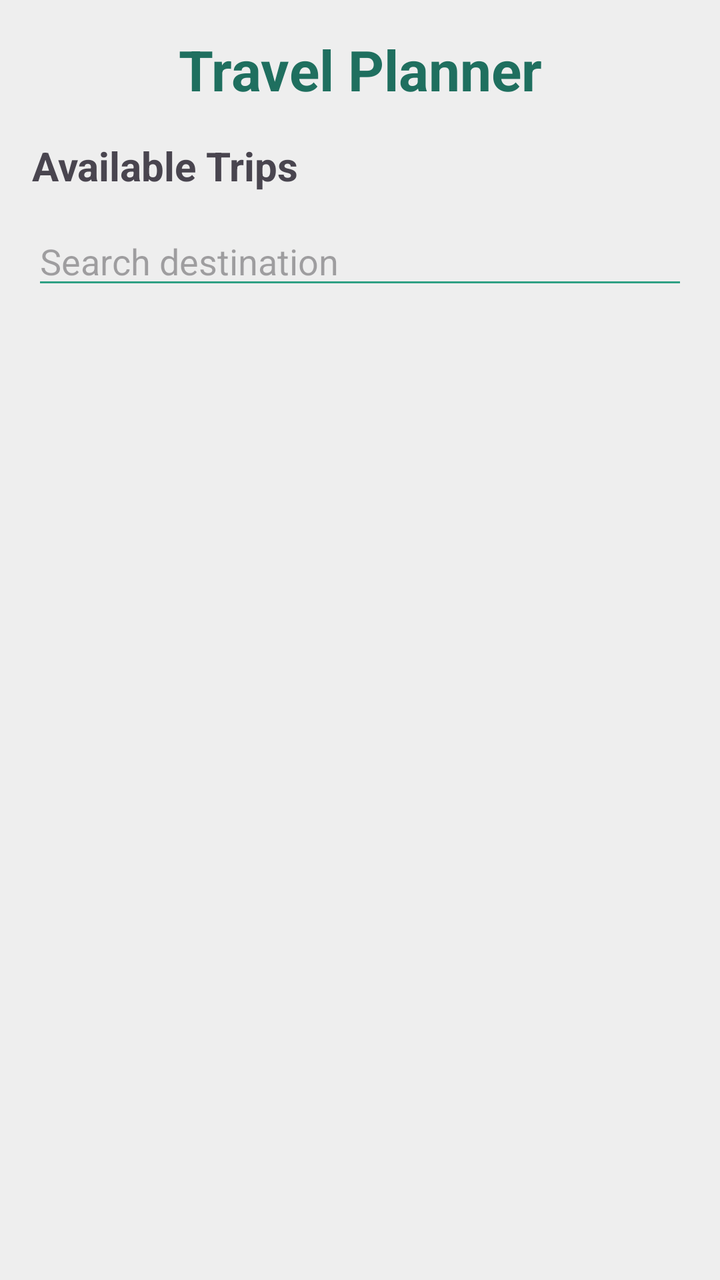
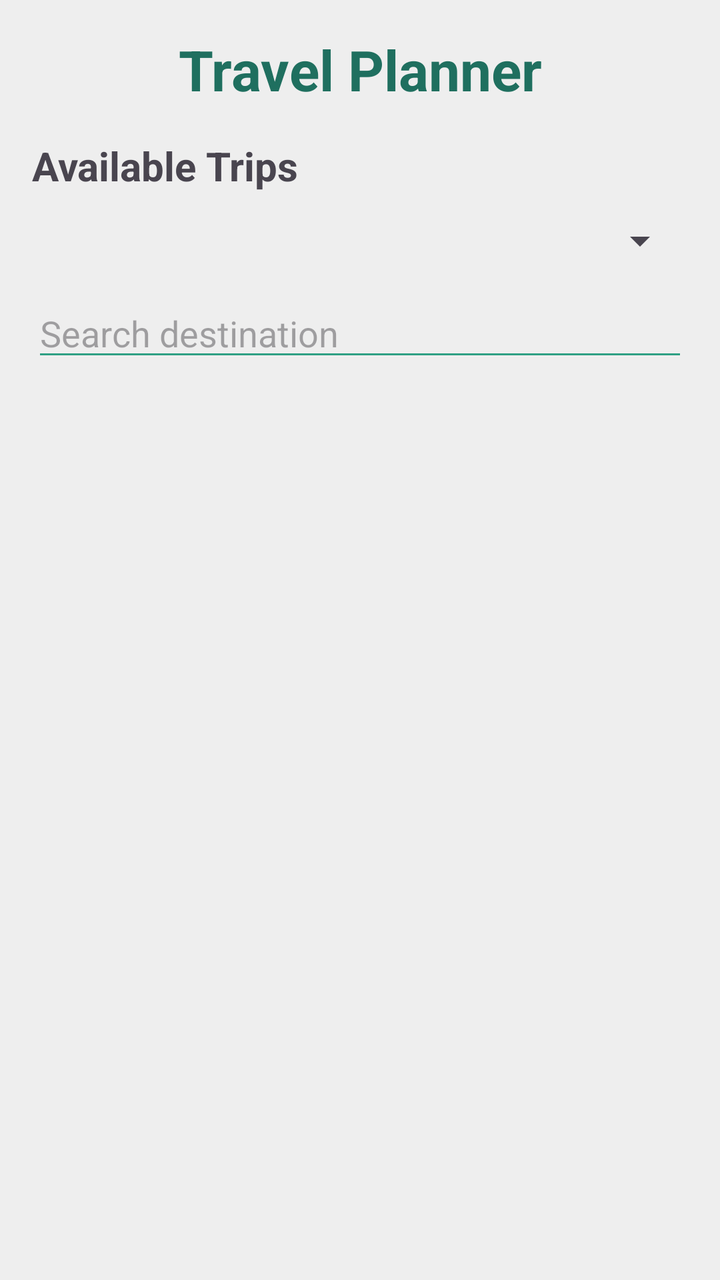

Screens rendered from an Android XML layout before and after an edit, with the pre-edit source and the edit as a unified diff.
<!-- AndroidManifest.xml: application theme Theme.Travelplanner -->
<!-- res/layout/activity_home.xml -->
<?xml version="1.0" encoding="utf-8"?>
<androidx.constraintlayout.widget.ConstraintLayout
    xmlns:android="http://schemas.android.com/apk/res/android"
    xmlns:app="http://schemas.android.com/apk/res-auto"
    android:id="@+id/main"
    android:layout_width="match_parent"
    android:layout_height="match_parent"
    android:background="@color/background_color"
    android:padding="16dp">

    <TextView
        android:id="@+id/txtTitle"
        android:layout_width="wrap_content"
        android:layout_height="wrap_content"
        android:text="Travel Planner"
        android:textColor="@color/primary_dark"
        android:textSize="28sp"
        android:textStyle="bold"
        app:layout_constraintTop_toTopOf="parent"
        app:layout_constraintStart_toStartOf="parent"
        app:layout_constraintEnd_toEndOf="parent" />

    <TextView
        android:id="@+id/txtTripsTitle"
        android:layout_width="wrap_content"
        android:layout_height="wrap_content"
        android:layout_marginTop="16dp"
        android:text="Available Trips"
        android:textSize="20sp"
        android:textStyle="bold"
        app:layout_constraintTop_toBottomOf="@id/txtTitle"
        app:layout_constraintStart_toStartOf="parent" />

    <EditText
        android:id="@+id/etSearch"
        android:layout_width="0dp"
        android:layout_height="wrap_content"
        android:layout_marginTop="12dp"
        android:hint="Search destination"
        android:backgroundTint="@color/primary_color"
        android:inputType="text"
        app:layout_constraintTop_toBottomOf="@id/txtTripsTitle"
        app:layout_constraintStart_toStartOf="parent"
        app:layout_constraintEnd_toEndOf="parent" />

    <androidx.recyclerview.widget.RecyclerView
        android:id="@+id/recyclerTrips"
        android:layout_width="0dp"
        android:layout_height="0dp"
        android:layout_marginTop="12dp"
        app:layout_constraintTop_toBottomOf="@id/etSearch"
        app:layout_constraintBottom_toBottomOf="parent"
        app:layout_constraintStart_toStartOf="parent"
        app:layout_constraintEnd_toEndOf="parent" />

</androidx.constraintlayout.widget.ConstraintLayout>
<!-- resources referenced by this layout -->
<resources>
  <color name="background_color">#EEEEEE</color>
  <color name="primary_color">#2FA084</color>
  <color name="primary_dark">#1F6F5F</color>
  <style name="Theme.Travelplanner" parent="Base.Theme.Travelplanner" />
  <style name="Base.Theme.Travelplanner" parent="Theme.Material3.DayNight.NoActionBar">
  
          <item name="colorPrimary">@color/primary_color</item>
          <item name="colorSecondary">@color/accent_color</item>
  
      </style>
  <color name="accent_color">#6FCF97</color>
</resources>

<!-- the commit's change to res/layout/activity_home.xml (unified diff, before → after) -->
@@ -31,6 +31,15 @@
         app:layout_constraintTop_toBottomOf="@id/txtTitle"
         app:layout_constraintStart_toStartOf="parent" />
 
+    <Spinner
+        android:id="@+id/spCountryFilter"
+        android:layout_width="0dp"
+        android:layout_height="wrap_content"
+        android:layout_marginTop="12dp"
+        app:layout_constraintTop_toBottomOf="@id/txtTripsTitle"
+        app:layout_constraintStart_toStartOf="parent"
+        app:layout_constraintEnd_toEndOf="parent" />
+
     <EditText
         android:id="@+id/etSearch"
         android:layout_width="0dp"
@@ -39,7 +48,7 @@
         android:hint="Search destination"
         android:backgroundTint="@color/primary_color"
         android:inputType="text"
-        app:layout_constraintTop_toBottomOf="@id/txtTripsTitle"
+        app:layout_constraintTop_toBottomOf="@id/spCountryFilter"
         app:layout_constraintStart_toStartOf="parent"
         app:layout_constraintEnd_toEndOf="parent" />
 
